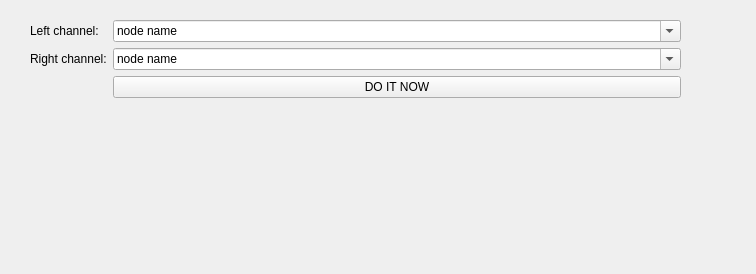
NifTK/NifTK, file Code/Gui/MITK/Plugins/uk.ac.ucl.cmic.igisurfacerecon/src/internal/SurfaceReconViewWidget.ui: the form before one commit.
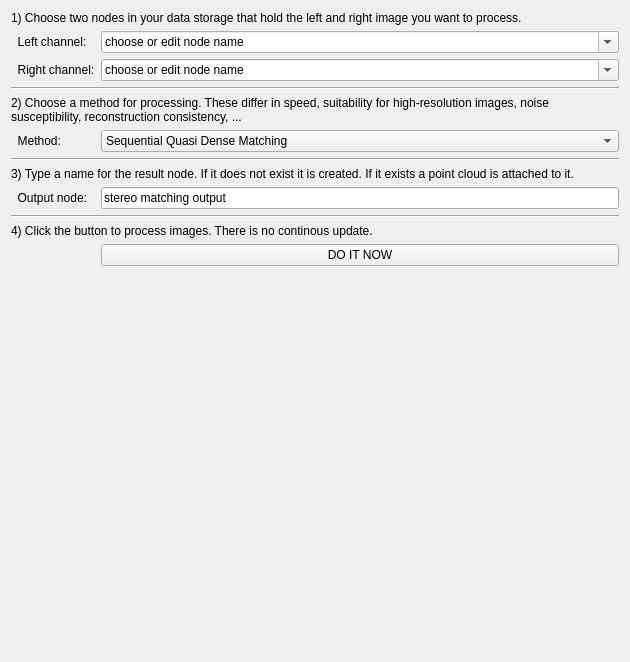
The form after the commit.

Commit message: Bug #2235: more plumbing for an actual matching method.

Diff of the .ui file:
```diff
--- a/Code/Gui/MITK/Plugins/uk.ac.ucl.cmic.igisurfacerecon/src/internal/SurfaceReconViewWidget.ui
+++ b/Code/Gui/MITK/Plugins/uk.ac.ucl.cmic.igisurfacerecon/src/internal/SurfaceReconViewWidget.ui
@@ -6,56 +6,66 @@
    <rect>
     <x>0</x>
     <y>0</y>
-    <width>756</width>
-    <height>274</height>
+    <width>630</width>
+    <height>662</height>
    </rect>
   </property>
   <property name="windowTitle">
    <string>Form</string>
   </property>
-  <widget class="QWidget" name="formLayoutWidget">
-   <property name="geometry">
-    <rect>
-     <x>30</x>
-     <y>20</y>
-     <width>651</width>
-     <height>181</height>
-    </rect>
-   </property>
-   <layout class="QFormLayout" name="formLayout">
-    <property name="sizeConstraint">
-     <enum>QLayout::SetMinimumSize</enum>
-    </property>
+  <layout class="QFormLayout" name="formLayout_2">
     <property name="fieldGrowthPolicy">
      <enum>QFormLayout::AllNonFixedFieldsGrow</enum>
     </property>
-    <item row="0" column="0">
+   <item row="0" column="0" colspan="2">
+    <widget class="QLabel" name="label_4">
+     <property name="sizePolicy">
+      <sizepolicy hsizetype="Minimum" vsizetype="Preferred">
+       <horstretch>0</horstretch>
+       <verstretch>0</verstretch>
+      </sizepolicy>
+     </property>
+     <property name="text">
+      <string>1) Choose two nodes in your data storage that hold the left and right image you want to process.</string>
+     </property>
+     <property name="wordWrap">
+      <bool>true</bool>
+     </property>
+    </widget>
+   </item>
+   <item row="2" column="0">
      <widget class="QLabel" name="label">
       <property name="text">
-       <string>Left channel:</string>
+      <string>  Left channel:</string>
+     </property>
+     <property name="buddy">
+      <cstring>LeftChannelNodeNameComboBox</cstring>
       </property>
      </widget>
     </item>
-    <item row="0" column="1">
+   <item row="2" column="1">
      <widget class="QComboBox" name="LeftChannelNodeNameComboBox">
       <property name="editable">
        <bool>true</bool>
       </property>
       <item>
        <property name="text">
-        <string notr="true">node name</string>
+       <string notr="true">choose or edit node name</string>
        </property>
       </item>
      </widget>
     </item>
-    <item row="1" column="0">
+   <item row="3" column="0">
      <widget class="QLabel" name="label_2">
       <property name="text">
-       <string>Right channel:</string>
+      <string>  Right channel:</string>
+     </property>
+     <property name="buddy">
+      <cstring>RightChannelNodeNameComboBox</cstring>
       </property>
      </widget>
     </item>
-    <item row="1" column="1">
+   <item row="3" column="1">
      <widget class="QComboBox" name="RightChannelNodeNameComboBox">
       <property name="editable">
        <bool>true</bool>
@@ -65,20 +75,131 @@
       </property>
       <item>
        <property name="text">
-        <string notr="true">node name</string>
+       <string notr="true">choose or edit node name</string>
        </property>
       </item>
      </widget>
     </item>
-    <item row="2" column="1">
+   <item row="4" column="0" colspan="2">
+    <widget class="Line" name="line">
+     <property name="orientation">
+      <enum>Qt::Horizontal</enum>
+     </property>
+    </widget>
+   </item>
+   <item row="6" column="0">
+    <widget class="QLabel" name="label_3">
+     <property name="text">
+      <string>  Method:</string>
+     </property>
+     <property name="buddy">
+      <cstring>MethodComboBox</cstring>
+     </property>
+    </widget>
+   </item>
+   <item row="6" column="1">
+    <widget class="QComboBox" name="MethodComboBox">
+     <item>
+      <property name="text">
+       <string>Sequential Quasi Dense Matching</string>
+      </property>
+     </item>
+     <item>
+      <property name="text">
+       <string>Parallel Quasi Dense Matching</string>
+      </property>
+     </item>
+     <item>
+      <property name="text">
+       <string>Real-time Quasi Dense Matching</string>
+      </property>
+     </item>
+    </widget>
+   </item>
+   <item row="7" column="0" colspan="2">
+    <widget class="Line" name="line_3">
+     <property name="orientation">
+      <enum>Qt::Horizontal</enum>
+     </property>
+    </widget>
+   </item>
+   <item row="8" column="0" colspan="2">
+    <widget class="QLabel" name="label_7">
+     <property name="sizePolicy">
+      <sizepolicy hsizetype="Minimum" vsizetype="Preferred">
+       <horstretch>0</horstretch>
+       <verstretch>0</verstretch>
+      </sizepolicy>
+     </property>
+     <property name="text">
+      <string>3) Type a name for the result node. If it does not exist it is created. If it exists a point cloud is attached to it.</string>
+     </property>
+     <property name="wordWrap">
+      <bool>true</bool>
+     </property>
+    </widget>
+   </item>
+   <item row="9" column="0">
+    <widget class="QLabel" name="label_6">
+     <property name="text">
+      <string>  Output node:</string>
+     </property>
+    </widget>
+   </item>
+   <item row="9" column="1">
+    <widget class="QLineEdit" name="OutputNodeNameLineEdit">
+     <property name="text">
+      <string>stereo matching output</string>
+     </property>
+    </widget>
+   </item>
+   <item row="11" column="0" colspan="2">
+    <widget class="Line" name="line_2">
+     <property name="orientation">
+      <enum>Qt::Horizontal</enum>
+     </property>
+    </widget>
+   </item>
+   <item row="12" column="0" colspan="2">
+    <widget class="QLabel" name="label_5">
+     <property name="sizePolicy">
+      <sizepolicy hsizetype="Minimum" vsizetype="Preferred">
+       <horstretch>0</horstretch>
+       <verstretch>0</verstretch>
+      </sizepolicy>
+     </property>
+     <property name="text">
+      <string>4) Click the button to process images. There is no continous update.</string>
+     </property>
+     <property name="wordWrap">
+      <bool>true</bool>
+     </property>
+    </widget>
+   </item>
+   <item row="13" column="1">
      <widget class="QPushButton" name="DoItButton">
       <property name="text">
        <string>DO IT NOW</string>
       </property>
      </widget>
     </item>
-   </layout>
-  </widget>
+   <item row="5" column="0" colspan="2">
+    <widget class="QLabel" name="label_8">
+     <property name="sizePolicy">
+      <sizepolicy hsizetype="Minimum" vsizetype="Preferred">
+       <horstretch>0</horstretch>
+       <verstretch>0</verstretch>
+      </sizepolicy>
+     </property>
+     <property name="text">
+      <string>2) Choose a method for processing. These differ in speed, suitability for high-resolution images, noise susceptibility, reconstruction consistency, ...</string>
+     </property>
+     <property name="wordWrap">
+      <bool>true</bool>
+     </property>
+    </widget>
+   </item>
+  </layout>
  </widget>
  <resources/>
  <connections/>
```
Lines whose indentation alone changed are shown as unchanged. The commit also changes 6 other files.
